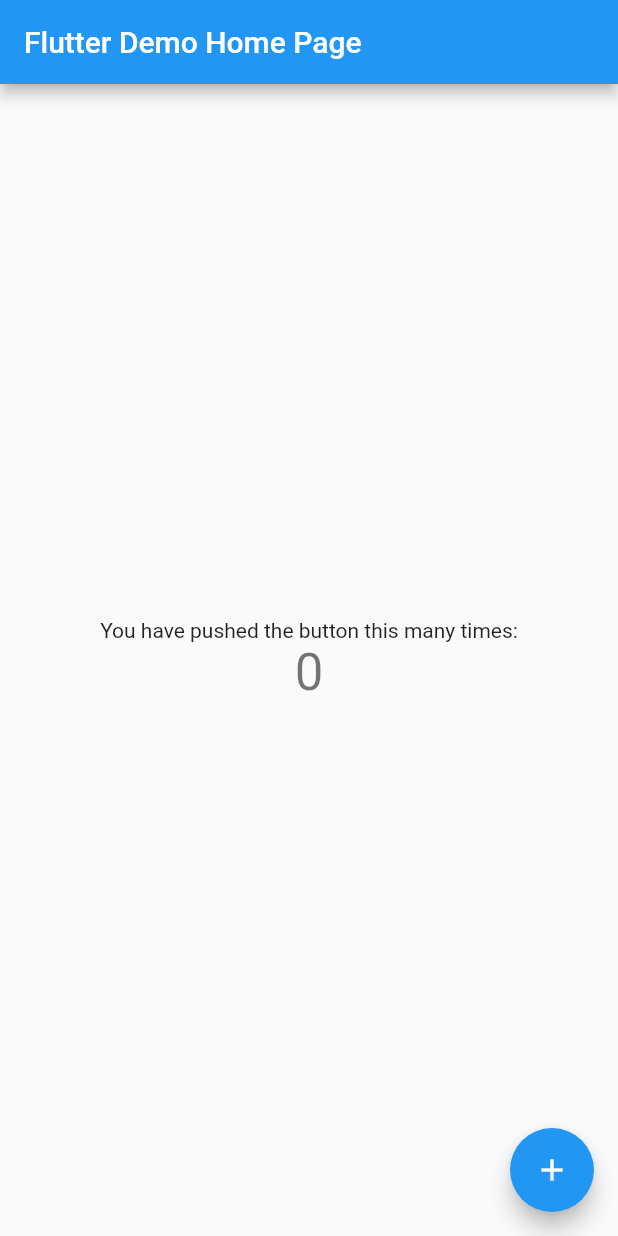
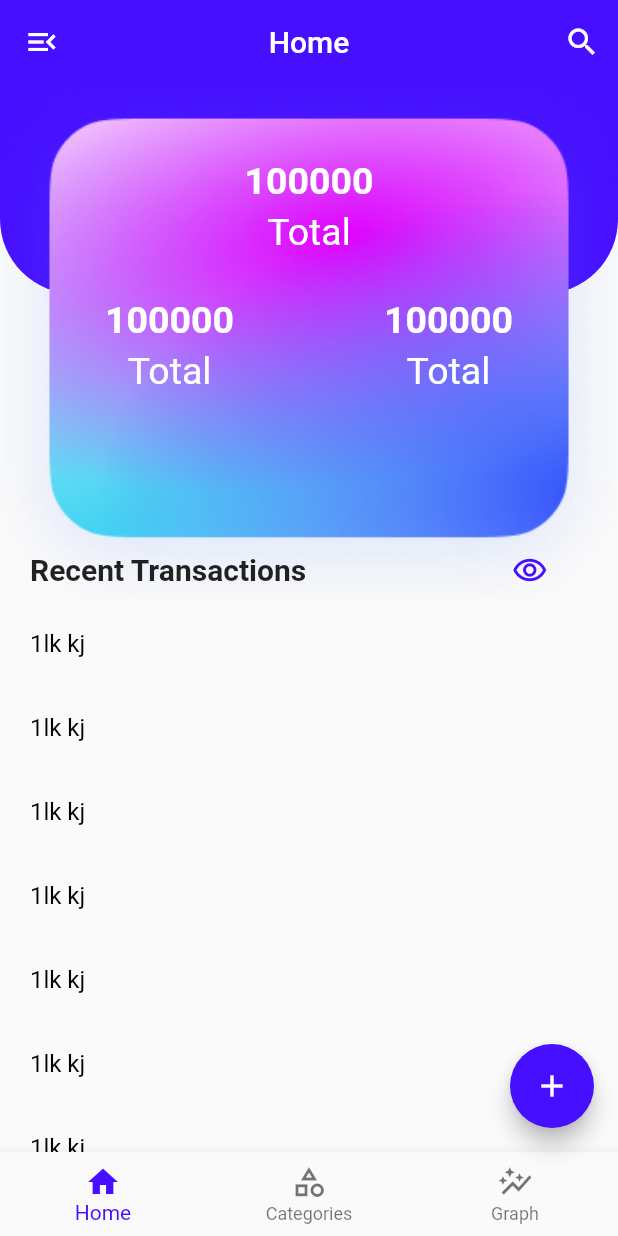
Before and after one commit to sufiyansakkeer/Money-Tracker, a Flutter app: the screen it shows after launch, on a phone screen of 412 x 824 dp. Run offline on Flutter 3.47's test engine with Material 2 defaults, Android fonts, the phone set to English and light mode, and no system bars.

Commit message:
homescreen added

```diff
--- a/lib/main.dart
+++ b/lib/main.dart
@@ -1,115 +1,44 @@
 import 'package:flutter/material.dart';
+import 'package:money_track/screens/home_screen.dart';
 
 void main() {
-  runApp(const MyApp());
+  runApp(
+    const MoneyTrack(),
+  );
 }
 
-class MyApp extends StatelessWidget {
-  const MyApp({super.key});
+MaterialColor createMaterialColor(Color color) {
+  List strengths = <double>[.05];
+  Map<int, Color> swatch = {};
+  final int r = color.red, g = color.green, b = color.blue;
 
-  // This widget is the root of your application.
+  for (int i = 1; i < 10; i++) {
+    strengths.add(0.1 * i);
+  }
+  for (var strength in strengths) {
+    final double ds = 0.5 - strength;
+    swatch[(strength * 1000).round()] = Color.fromRGBO(
+      r + ((ds < 0 ? r : (255 - r)) * ds).round(),
+      g + ((ds < 0 ? g : (255 - g)) * ds).round(),
+      b + ((ds < 0 ? b : (255 - b)) * ds).round(),
+      1,
+    );
+  }
+  return MaterialColor(color.value, swatch);
+}
+
+class MoneyTrack extends StatelessWidget {
+  const MoneyTrack({super.key});
+
   @override
   Widget build(BuildContext context) {
     return MaterialApp(
-      title: 'Flutter Demo',
       theme: ThemeData(
-        // This is the theme of your application.
-        //
-        // Try running your application with "flutter run". You'll see the
-        // application has a blue toolbar. Then, without quitting the app, try
-        // changing the primarySwatch below to Colors.green and then invoke
-        // "hot reload" (press "r" in the console where you ran "flutter run",
-        // or simply save your changes to "hot reload" in a Flutter IDE).
-        // Notice that the counter didn't reset back to zero; the application
-        // is not restarted.
-        primarySwatch: Colors.blue,
+        primarySwatch: createMaterialColor(
+          const Color(0xFF470FFF),
+        ),
       ),
-      home: const MyHomePage(title: 'Flutter Demo Home Page'),
+      home: const HomeScreen(),
     );
   }
 }
-
-class MyHomePage extends StatefulWidget {
-  const MyHomePage({super.key, required this.title});
-
-  // This widget is the home page of your application. It is stateful, meaning
-  // that it has a State object (defined below) that contains fields that affect
-  // how it looks.
-
-  // This class is the configuration for the state. It holds the values (in this
-  // case the title) provided by the parent (in this case the App widget) and
-  // used by the build method of the State. Fields in a Widget subclass are
-  // always marked "final".
-
-  final String title;
-
-  @override
-  State<MyHomePage> createState() => _MyHomePageState();
-}
-
-class _MyHomePageState extends State<MyHomePage> {
-  int _counter = 0;
-
-  void _incrementCounter() {
-    setState(() {
-      // This call to setState tells the Flutter framework that something has
-      // changed in this State, which causes it to rerun the build method below
-      // so that the display can reflect the updated values. If we changed
-      // _counter without calling setState(), then the build method would not be
-      // called again, and so nothing would appear to happen.
-      _counter++;
-    });
-  }
-
-  @override
-  Widget build(BuildContext context) {
-    // This method is rerun every time setState is called, for instance as done
-    // by the _incrementCounter method above.
-    //
-    // The Flutter framework has been optimized to make rerunning build methods
-    // fast, so that you can just rebuild anything that needs updating rather
-    // than having to individually change instances of widgets.
-    return Scaffold(
-      appBar: AppBar(
-        // Here we take the value from the MyHomePage object that was created by
-        // the App.build method, and use it to set our appbar title.
-        title: Text(widget.title),
-      ),
-      body: Center(
-        // Center is a layout widget. It takes a single child and positions it
-        // in the middle of the parent.
-        child: Column(
-          // Column is also a layout widget. It takes a list of children and
-          // arranges them vertically. By default, it sizes itself to fit its
-          // children horizontally, and tries to be as tall as its parent.
-          //
-          // Invoke "debug painting" (press "p" in the console, choose the
-          // "Toggle Debug Paint" action from the Flutter Inspector in Android
-          // Studio, or the "Toggle Debug Paint" command in Visual Studio Code)
-          // to see the wireframe for each widget.
-          //
-          // Column has various properties to control how it sizes itself and
-          // how it positions its children. Here we use mainAxisAlignment to
-          // center the children vertically; the main axis here is the vertical
-          // axis because Columns are vertical (the cross axis would be
-          // horizontal).
-          mainAxisAlignment: MainAxisAlignment.center,
-          children: <Widget>[
-            const Text(
-              'You have pushed the button this many times:',
-            ),
-            Text(
-              '$_counter',
-              style: Theme.of(context).textTheme.headline4,
-            ),
-          ],
-        ),
-      ),
-      floatingActionButton: FloatingActionButton(
-        onPressed: _incrementCounter,
-        tooltip: 'Increment',
-        child: const Icon(Icons.add),
-      ), // This trailing comma makes auto-formatting nicer for build methods.
-    );
-  }
-}
--- /dev/null
+++ b/lib/screens/home_screen.dart
@@ -0,0 +1,229 @@
+import 'package:flutter/material.dart';
+import 'package:money_track/widgets/transaction_list.dart';
+
+class HomeScreen extends StatefulWidget {
+  const HomeScreen({super.key});
+
+  @override
+  State<HomeScreen> createState() => _HomeScreenState();
+}
+
+class _HomeScreenState extends State<HomeScreen> {
+  int? totalAmount = 100000;
+  var blueclr = const Color(0xFF470FFF);
+  @override
+  Widget build(BuildContext context) {
+    return Scaffold(
+      appBar: AppBar(
+        leading: IconButton(
+          onPressed: (() {}),
+          icon: const Icon(
+            Icons.menu_open,
+          ),
+        ),
+        elevation: 0,
+        centerTitle: true,
+        title: const Text(
+          'Home',
+        ),
+        actions: [
+          IconButton(
+            onPressed: (() {}),
+            icon: const Icon(
+              Icons.search,
+            ),
+          ),
+        ],
+      ),
+      body: SingleChildScrollView(
+        child: Column(
+          children: [
+            Stack(
+              children: [
+                Container(
+                  decoration: const BoxDecoration(
+                    color: Color(0xFF470FFF),
+                    borderRadius: BorderRadius.only(
+                      bottomLeft: Radius.circular(50),
+                      bottomRight: Radius.circular(50),
+                    ),
+                  ),
+                  width: double.infinity,
+                  height: 140,
+                ),
+                Container(
+                  color: Colors.transparent,
+                  // height: 100,
+                  width: double.infinity,
+                  height: 345,
+                  child: Stack(
+                    children: [
+                      Image.asset(
+                        'assets/images/Rectangle 24.png',
+                        fit: BoxFit.cover,
+                        width: 500,
+
+                        // width: ,
+                        // height: 500,
+                      ),
+                      Positioned(
+                        left: 70,
+                        right: 70,
+                        top: 50,
+                        child: Column(
+                          mainAxisAlignment: MainAxisAlignment.spaceEvenly,
+                          children: [
+                            Column(
+                              children: [
+                                Text(
+                                  '$totalAmount',
+                                  style: const TextStyle(
+                                    color: Colors.white,
+                                    fontSize: 25,
+                                    fontWeight: FontWeight.bold,
+                                  ),
+                                ),
+                                const SizedBox(
+                                  height: 5,
+                                ),
+                                const Text(
+                                  'Total',
+                                  style: TextStyle(
+                                    color: Colors.white,
+                                    fontSize: 25,
+                                  ),
+                                ),
+                              ],
+                            ),
+                            const SizedBox(
+                              height: 30,
+                            ),
+                            Row(
+                              mainAxisAlignment: MainAxisAlignment.spaceBetween,
+                              children: [
+                                Column(
+                                  children: [
+                                    Text(
+                                      '$totalAmount',
+                                      style: const TextStyle(
+                                        color: Colors.white,
+                                        fontSize: 25,
+                                        fontWeight: FontWeight.bold,
+                                      ),
+                                    ),
+                                    const SizedBox(
+                                      height: 5,
+                                    ),
+                                    const Text(
+                                      'Total',
+                                      style: TextStyle(
+                                        color: Colors.white,
+                                        fontSize: 25,
+                                      ),
+                                    ),
+                                  ],
+                                ),
+                                const SizedBox(
+                                  width: 20,
+                                ),
+                                Column(
+                                  children: [
+                                    Text(
+                                      '$totalAmount',
+                                      style: const TextStyle(
+                                        color: Colors.white,
+                                        fontSize: 25,
+                                        fontWeight: FontWeight.bold,
+                                      ),
+                                    ),
+                                    const SizedBox(
+                                      height: 5,
+                                    ),
+                                    const Text(
+                                      'Total',
+                                      style: TextStyle(
+                                        color: Colors.white,
+                                        fontSize: 25,
+                                      ),
+                                    ),
+                                  ],
+                                ),
+                              ],
+                            )
+                          ],
+                        ),
+                      )
+                    ],
+                  ),
+                ),
+                // ),
+                Positioned(
+                  top: 300,
+                  child: Padding(
+                    padding: const EdgeInsets.symmetric(horizontal: 20),
+                    child: Row(
+                      // mainAxisAlignment: MainAxisAlignment.spaceBetween,
+                      children: [
+                        const Text(
+                          "Recent Transactions",
+                          style: TextStyle(
+                            fontSize: 20,
+                            fontWeight: FontWeight.bold,
+                          ),
+                        ),
+                        SizedBox(
+                          width: 125,
+                        ),
+                        IconButton(
+                          onPressed: (() {}),
+                          icon: const Icon(
+                            Icons.remove_red_eye_outlined,
+                            color: Color(
+                              0xFF470FFF,
+                            ),
+                          ),
+                        )
+                      ],
+                    ),
+                  ),
+                ),
+              ],
+            ),
+            const TransactionListAll()
+          ],
+        ),
+      ),
+      floatingActionButton: FloatingActionButton(
+        onPressed: (() {}),
+        tooltip: 'Increment',
+        child: const Icon(
+          Icons.add,
+        ),
+      ),
+      bottomNavigationBar: BottomNavigationBar(
+        currentIndex: 0,
+        items: [
+          BottomNavigationBarItem(
+              icon: Icon(
+                Icons.home,
+              ),
+              label: 'Home',
+              backgroundColor: Colors.white),
+          BottomNavigationBarItem(
+            icon: Icon(
+              Icons.category_outlined,
+            ),
+            label: 'Categories',
+            backgroundColor: Color(0xFF470FFF),
+          ),
+          BottomNavigationBarItem(
+              icon: Icon(
+                Icons.auto_graph_outlined,
+              ),
+              label: 'Graph',
+              backgroundColor: Colors.white),
+        ],
+      ),
+    );
+  }
+}
--- /dev/null
+++ b/lib/widgets/transaction_list.dart
@@ -0,0 +1,66 @@
+import 'package:flutter/material.dart';
+
+class TransactionListAll extends StatefulWidget {
+  const TransactionListAll({super.key});
+
+  @override
+  State<TransactionListAll> createState() => _TransactionListAllState();
+}
+
+class _TransactionListAllState extends State<TransactionListAll> {
+  @override
+  Widget build(BuildContext context) {
+    return Column(
+      children: [
+        ListTile(
+          title: Text(
+            ' 1lk kj ',
+            style: TextStyle(color: Colors.black),
+          ),
+        ),
+        ListTile(
+          title: Text(
+            ' 1lk kj ',
+            style: TextStyle(color: Colors.black),
+          ),
+        ),
+        ListTile(
+          title: Text(
+            ' 1lk kj ',
+            style: TextStyle(color: Colors.black),
+          ),
+        ),
+        ListTile(
+          title: Text(
+            ' 1lk kj ',
+            style: TextStyle(color: Colors.black),
+          ),
+        ),
+        ListTile(
+          title: Text(
+            ' 1lk kj ',
+            style: TextStyle(color: Colors.black),
+          ),
+        ),
+        ListTile(
+          title: Text(
+            ' 1lk kj ',
+            style: TextStyle(color: Colors.black),
+          ),
+        ),
+        ListTile(
+          title: Text(
+            ' 1lk kj ',
+            style: TextStyle(color: Colors.black),
+          ),
+        ),
+        ListTile(
+          title: Text(
+            ' 1lk kj ',
+            style: TextStyle(color: Colors.black),
+          ),
+        ),
+      ],
+    );
+  }
+}
--- a/pubspec.yaml
+++ b/pubspec.yaml
@@ -60,8 +60,8 @@
   uses-material-design: true
 
   # To add assets to your application, add an assets section, like this:
-  # assets:
-  #   - images/a_dot_burr.jpeg
+  assets:
+    - assets/images/
   #   - images/a_dot_ham.jpeg
 
   # An image asset can refer to one or more resolution-specific "variants", see
```
Also changed, not shown: assets/images/Rectangle 24.png (added), lib/widgets/search_widget.dart (added), 1 other file.
